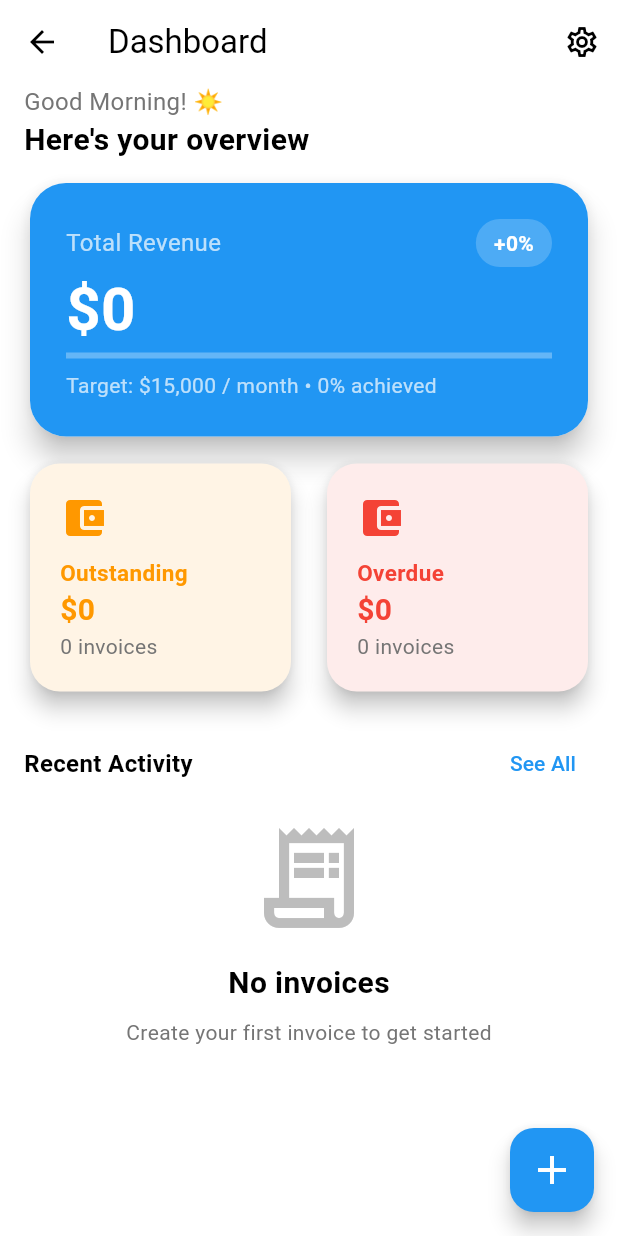
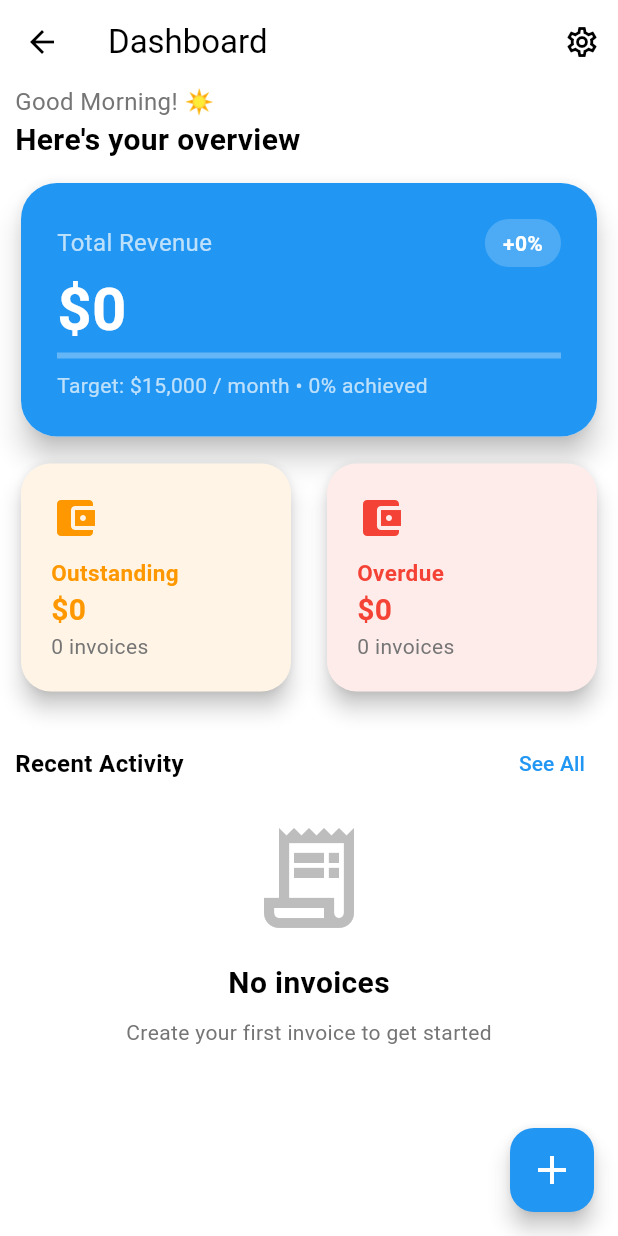
Before and after one commit to Destiny-Ed/invoice_pay, a Flutter app: the DashboardScreen screen opened directly, on a phone screen of 412 x 824 dp. Run offline on Flutter 3.47's test engine with Material 3 defaults, Android fonts, the phone set to English and light mode, and no system bars; our stand-ins replace cached_network_image, cloud_firestore, firebase_auth, firebase_core, firebase_storage, fl_chart and 9 more; missing offline and left inert: flutter_pdfview, flutter_tawkto, flutter_utilities, in_app_update; accounts and stored records are empty.

Commit message:
minor changes

```diff
--- a/lib/models/company_model.dart
+++ b/lib/models/company_model.dart
@@ -22,7 +22,7 @@ class CompanyModel {
     required this.city,
     required this.zip,
     this.logoUrl,
-    this.primaryColor = Colors.blue,
+    required this.primaryColor,
     this.fontFamily = 'Manrope',
     this.monthlyGoal = 15000.0,
   });
@@ -37,7 +37,7 @@ class CompanyModel {
       city: map['city'] ?? '',
       zip: map['zip'] ?? '',
       logoUrl: map['logo_url'],
-      primaryColor: Color(map['primary_color'] ?? Colors.blue.value),
+      primaryColor: Color(map['primary_color']),
       fontFamily: map['font_family'] ?? 'Manrope',
       monthlyGoal: (map['monthly_goal'] ?? 15000.0).toDouble(),
     );
--- a/lib/providers/invoice_provider.dart
+++ b/lib/providers/invoice_provider.dart
@@ -1,4 +1,5 @@
 import 'dart:async';
+import 'dart:developer';
 import 'dart:io';
 
 import 'package:cloud_firestore/cloud_firestore.dart';
@@ -421,6 +422,7 @@ class InvoiceProvider extends BaseViewModel {
     required CompanyModel company,
     required ClientModel client,
   }) async {
+    log(company.toMap().toString());
     final pdf = await PdfInvoiceTemplate.generate(
       invoice: invoice,
       company: company,
--- a/lib/screens/dashboard/dashboard.dart
+++ b/lib/screens/dashboard/dashboard.dart
@@ -70,7 +70,7 @@ class _DashboardScreenState extends State<DashboardScreen> {
           final goal = companyProvider.company?.monthlyGoal ?? 15000.0;
           final progress = totalRevenue / goal;
           return SingleChildScrollView(
-            padding: const EdgeInsets.symmetric(horizontal: 16),
+            padding: const EdgeInsets.symmetric(horizontal: 10),
             child: Column(
               crossAxisAlignment: CrossAxisAlignment.start,
               children: [
--- a/lib/screens/invoice/wigets/invoice_template.dart
+++ b/lib/screens/invoice/wigets/invoice_template.dart
@@ -1,3 +1,5 @@
+import 'dart:developer';
+
 import 'package:flutter/services.dart';
 import 'package:intl/intl.dart';
 import 'package:invoice_pay/utils/contants.dart';
@@ -30,6 +32,10 @@ class PdfInvoiceTemplate {
     } catch (_) {}
 
     final accentColor = PdfColor.fromInt(company.primaryColor.value);
+
+    log(company.primaryColor.toString());
+    log("company logo :${company.logoUrl}");
+    log(accentColor.toString());
 
     pdf.addPage(
       pw.MultiPage(
```
Also changed, not shown: lib/screens/onboarding/template_setup_screen.dart (+15 -7 lines).
